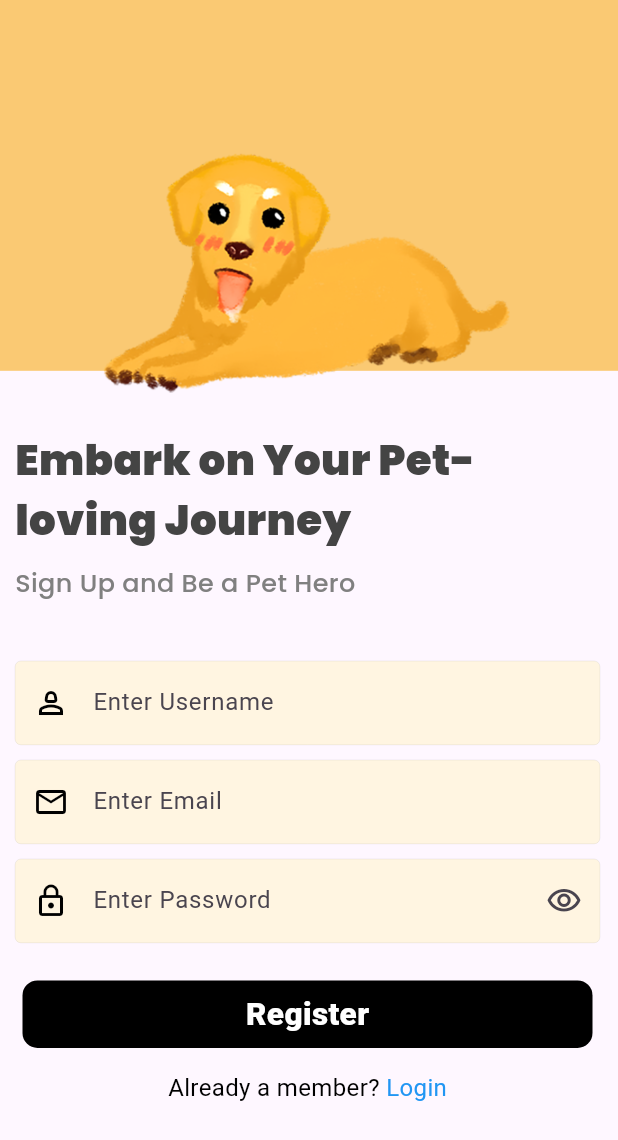
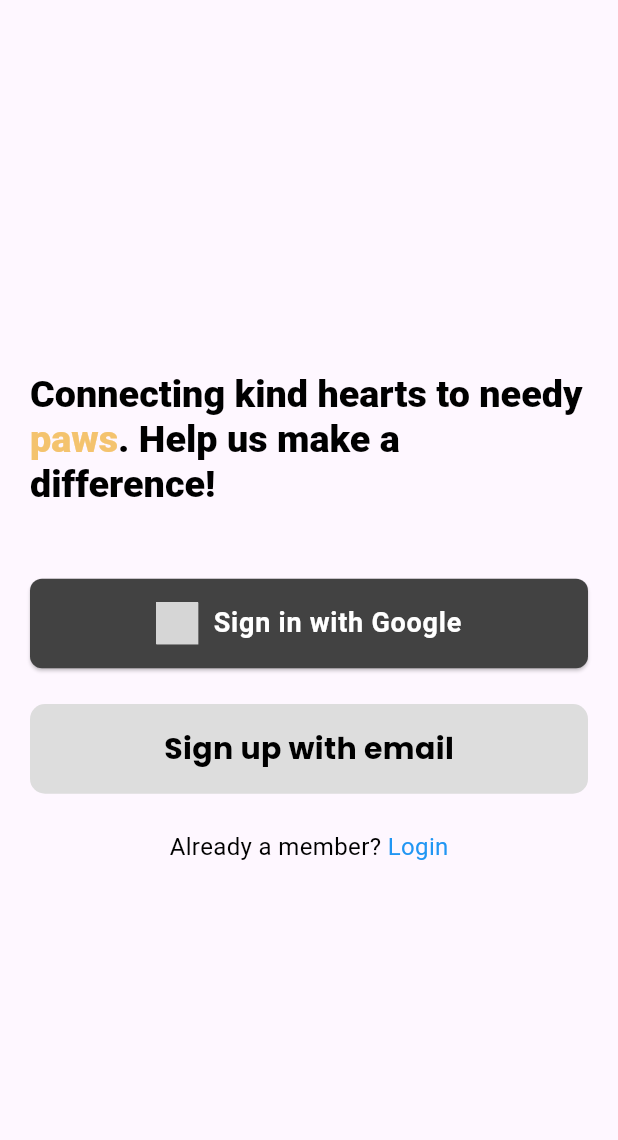
Before and after one commit to Ali-Azhar128/PawsitiveProject, a Flutter app: the screen it shows after launch, on a phone screen of 412 x 824 dp. Shown: the top 1140 px of the screen. Run offline on Flutter 3.47's test engine with Material 3 defaults, Android fonts, the light colour scheme and no system bars; our stand-ins replace auth_buttons, cloud_firestore, firebase_auth, firebase_core, firebase_storage, flutter_dotenv and 9 more; missing offline and left inert: flutter_stripe; accounts and stored records are empty; grey boxes are pictures that could not be loaded.

Commit message:
Added google sign in and sign out options

```diff
--- /dev/null
+++ b/lib/Pages/AuthenticationPages/WelcomeScreen.dart
@@ -0,0 +1,182 @@
+import 'package:firebase_auth/firebase_auth.dart';
+import 'package:firebase_core/firebase_core.dart';
+import 'package:flutter/gestures.dart';
+import 'package:flutter/material.dart';
+import 'package:flutter_screenutil/flutter_screenutil.dart';
+import 'package:get/get.dart';
+import 'package:google_fonts/google_fonts.dart';
+import 'package:google_sign_in/google_sign_in.dart';
+import 'package:pawsitive1/Pages/AuthenticationPages/signinPage.dart';
+import 'package:auth_buttons/auth_buttons.dart';
+import 'package:pawsitive1/Pages/AuthenticationPages/signupPage.dart';
+import 'package:pawsitive1/Widgets/BottomNav.dart';
+
+class WelcomeScreen extends StatefulWidget {
+  @override
+  State<WelcomeScreen> createState() => _WelcomeScreenState();
+}
+
+class _WelcomeScreenState extends State<WelcomeScreen> {
+  FirebaseAuth _auth = FirebaseAuth.instance;
+  User? _user;
+
+  @override
+  void initState() {
+    super.initState();
+    _auth.authStateChanges().listen((event) {
+      setState(() {
+        _user = event;
+      });
+      if (_user != null) {
+        print(_user!.displayName);
+        Get.offAll(() => BottomNav());
+      }
+    });
+  }
+
+  Future<void> handleGoogleSignin() async {
+    try {
+      final GoogleSignInAccount? googleUser = await GoogleSignIn().signIn();
+      if (googleUser == null) {
+        print('Google Sign-in cancelled by user');
+        return; // Early return if user cancels the Google sign-in
+      }
+      final GoogleSignInAuthentication? googleAuth =
+          await googleUser?.authentication;
+
+      final credential = GoogleAuthProvider.credential(
+        accessToken: googleAuth?.accessToken,
+        idToken: googleAuth?.idToken,
+      );
+      print('error');
+
+      await _auth.signInWithCredential(credential);
+    } catch (e) {
+      print(e);
+      Get.snackbar(
+        "Sign In Failed",
+        "Failed to sign in with Google: ${e.toString()}",
+        snackPosition: SnackPosition.BOTTOM,
+        backgroundColor: Colors.red,
+        colorText: Colors.white,
+      );
+    }
+  }
+
+  @override
+  Widget build(BuildContext context) {
+    ScreenUtil.init(context);
+    return Scaffold(
+      body: SafeArea(
+        child: Padding(
+          padding: EdgeInsets.symmetric(horizontal: 20),
+          child: Column(
+            mainAxisAlignment: MainAxisAlignment.center,
+            children: [
+              RichText(
+                text: TextSpan(
+                  style: GoogleFonts.poppins(
+                    fontSize: 22.sp,
+                    fontWeight: FontWeight.w600,
+                    color: Colors.black,
+                    // Default text color for all spans
+                  ),
+                  children: <TextSpan>[
+                    TextSpan(
+                        text: 'Connecting kind hearts to needy ',
+                        style: TextStyle(
+                            fontWeight: FontWeight.w900, fontSize: 22.sp)),
+                    TextSpan(
+                      text: 'paws',
+
+                      style: TextStyle(
+                          fontWeight: FontWeight.w900,
+                          fontSize: 22.sp,
+                          color: Color.fromARGB(
+                              255, 244, 195, 110)), // Specific style for "paws"
+                    ),
+                    TextSpan(
+                        text: '. Help us make a difference!',
+                        style: TextStyle(
+                            fontWeight: FontWeight.w900, fontSize: 22.sp)),
+                  ],
+                ),
+              ),
+              SizedBox(
+                height: 40.h,
+              ),
+              GoogleAuthButton(
+                darkMode: true,
+                onPressed: () {
+                  handleGoogleSignin();
+                },
+                style: AuthButtonStyle(
+                  width: double.infinity,
+                  height: 50.h,
+                ),
+              ),
+              SizedBox(
+                height: 20.h,
+              ),
+              GestureDetector(
+                onTap: () {
+                  // Handle the button tap here
+                  Get.to(() => signupPage());
+                },
+                child: Container(
+                  alignment: Alignment.center,
+                  width: double
+                      .infinity, // Make the container fill the width of its parent
+                  height: 50.h, // Set the height of the container
+                  decoration: BoxDecoration(
+                    color: Color.fromARGB(
+                        255, 221, 221, 221), // Background color of the button
+                    borderRadius: BorderRadius.circular(10), // Rounded corners
+                  ),
+                  child: Text(
+                    'Sign up with email',
+                    style: GoogleFonts.poppins(
+                        textStyle: TextStyle(
+                      color: Colors.black, // Text color
+                      fontWeight: FontWeight.bold, // Bold text
+                      fontSize: 20, // Font size
+                    )),
+                  ),
+                ),
+              ),
+              SizedBox(
+                height: 20.h,
+              ),
+              Text.rich(
+                TextSpan(
+                  children: [
+                    TextSpan(
+                      text: 'Already a member? ',
+                      style: TextStyle(
+                        color:
+                            Colors.black, // Color for the text before "Login"
+                        fontSize: 16, // Set your desired font size
+                      ),
+                    ),
+                    TextSpan(
+                      recognizer: TapGestureRecognizer()
+                        ..onTap = () {
+                          Get.to(() => signinPage());
+                        },
+                      text: 'Login',
+                      style: TextStyle(
+                        color: Colors.blue, // Color for "Login"
+                        fontSize: 16, // Set your desired font size
+                        // Add more styling here if needed
+                      ),
+                    ),
+                  ],
+                ),
+              )
+            ],
+          ),
+        ),
+      ),
+    );
+  }
+}
--- a/lib/Pages/AuthenticationPages/signinPage.dart
+++ b/lib/Pages/AuthenticationPages/signinPage.dart
@@ -1,3 +1,4 @@
+import 'package:cloud_firestore/cloud_firestore.dart';
 import 'package:firebase_auth/firebase_auth.dart';
 import 'package:flutter/gestures.dart';
 import 'package:flutter/material.dart';
@@ -23,6 +24,7 @@ class signinPage extends StatelessWidget {
 
   @override
   Widget build(BuildContext context) {
+    FirebaseFirestore firebaseFirestore = FirebaseFirestore.instance;
     signupFieldController inputFieldController =
         Get.find<signupFieldController>();
 
--- a/lib/Pages/AuthenticationPages/signupPage.dart
+++ b/lib/Pages/AuthenticationPages/signupPage.dart
@@ -1,9 +1,11 @@
 import 'package:firebase_auth/firebase_auth.dart';
 import 'package:flutter/gestures.dart';
 import 'package:flutter/material.dart';
+import 'package:flutter_screenutil/flutter_screenutil.dart';
 import 'package:get/get.dart';
 import 'package:get/get_state_manager/get_state_manager.dart';
 import 'package:get/instance_manager.dart';
+import 'package:google_sign_in/google_sign_in.dart';
 import 'package:pawsitive1/Controllers/getxControllers/hideIconController.dart';
 import 'package:pawsitive1/Controllers/getxControllers/iconColorController.dart';
 import 'package:google_fonts/google_fonts.dart';
@@ -17,6 +19,26 @@ class signupPage extends StatelessWidget {
 
   @override
   Widget build(BuildContext context) {
+    ScreenUtil.init(context);
+    Future<dynamic> signInWithGoogle() async {
+      try {
+        final GoogleSignInAccount? googleUser = await GoogleSignIn().signIn();
+
+        final GoogleSignInAuthentication? googleAuth =
+            await googleUser?.authentication;
+
+        final credential = GoogleAuthProvider.credential(
+          accessToken: googleAuth?.accessToken,
+          idToken: googleAuth?.idToken,
+        );
+
+        return await FirebaseAuth.instance.signInWithCredential(credential);
+      } on Exception catch (e) {
+        // TODO
+        print('exception->$e');
+      }
+    }
+
     signupFieldController inputFieldController =
         Get.find<signupFieldController>();
 
@@ -109,11 +131,11 @@ class signupPage extends StatelessWidget {
           ),
           Container(
             color: Color.fromARGB(255, 250, 201, 115),
-            height: MediaQuery.of(context).size.height * 0.3,
+            height: (MediaQuery.of(context).size.height * 0.15).h,
             width: double.infinity,
           ),
           Positioned(
-            bottom: MediaQuery.of(context).size.height * 0.57,
+            bottom: (MediaQuery.of(context).size.height * 0.5).h,
             left: 0,
             right: 0,
             child: Image(
@@ -122,7 +144,7 @@ class signupPage extends StatelessWidget {
             ),
           ),
           Positioned(
-            bottom: MediaQuery.of(context).size.height * 0.1,
+            bottom: MediaQuery.of(context).size.height * 0.26,
             left: 0,
             right: 0,
             child: Padding(
@@ -135,12 +157,12 @@ class signupPage extends StatelessWidget {
                       width: double.infinity,
                     ),
                     Padding(
-                      padding: const EdgeInsets.fromLTRB(0, 0, 0, 10),
+                      padding: EdgeInsets.fromLTRB(0, 0, 0, 10).h,
                       child: Text(
                         "Embark on Your Pet-loving Journey",
                         style: GoogleFonts.poppins(
                           textStyle: TextStyle(
-                              fontSize: 28, // Set the font size
+                              fontSize: 21.sp, // Set the font size
                               fontWeight: FontWeight.w900, // Make the text bold
                               color: Color.fromARGB(255, 68, 68,
                                   68) // Set your desired text color
@@ -149,12 +171,12 @@ class signupPage extends StatelessWidget {
                       ),
                     ),
                     Padding(
-                      padding: const EdgeInsets.fromLTRB(0, 0, 0, 40),
+                      padding: const EdgeInsets.fromLTRB(0, 0, 0, 20).h,
                       child: Text(
                         "Sign Up and Be a Pet Hero",
                         style: GoogleFonts.poppins(
                             fontWeight: FontWeight.w500,
-                            fontSize: 17, // Set the font size
+                            fontSize: 15.sp, // Set the font size
                             // Make the text bold
                             color: Color.fromARGB(255, 128, 128,
                                 128) // Set your desired text color
--- a/lib/main.dart
+++ b/lib/main.dart
@@ -1,6 +1,7 @@
 import 'package:firebase_core/firebase_core.dart';
 import 'package:flutter/material.dart';
 import 'package:flutter_dotenv/flutter_dotenv.dart';
+import 'package:flutter_screenutil/flutter_screenutil.dart';
 import 'package:flutter_stripe/flutter_stripe.dart';
 import 'package:get/get.dart';
 import 'package:pawsitive1/Controllers/getxControllers/hideIconController.dart';
@@ -8,6 +9,7 @@ import 'package:pawsitive1/Controllers/getxControllers/iconColorController.dart'
 import 'package:pawsitive1/Controllers/getxControllers/loginButtonController.dart';
 import 'package:pawsitive1/Controllers/getxControllers/signupFieldController.dart';
 import 'package:pawsitive1/Pages/AuthenticationPages/signupPage.dart';
+import 'package:pawsitive1/Pages/AuthenticationPages/WelcomeScreen.dart';
 import 'package:pawsitive1/firebase_options.dart';
 
 Future<void> main() async {
@@ -19,6 +21,7 @@ Future<void> main() async {
   Stripe.publishableKey = dotenv.env["STRIPE_PUBLISH_KEY"]!;
   Stripe.merchantIdentifier = "Test Merchant";
   await Stripe.instance.applySettings();
+  await ScreenUtil.ensureScreenSize();
   runApp(const MyApp());
 }
 
@@ -40,6 +43,6 @@ class MyApp extends StatelessWidget {
         theme: ThemeData(
           useMaterial3: true,
         ),
-        home: signupPage());
+        home: WelcomeScreen());
   }
 }
--- a/pubspec.yaml
+++ b/pubspec.yaml
@@ -49,6 +49,10 @@ dependencies:
   google_maps_flutter: ^2.5.3
   geocoding: ^3.0.0
   geolocator: ^11.0.0
+  google_sign_in: ^6.1.6
+  auth_buttons: ^1.0.1+4
+  flutter_screenutil: ^5.9.0
+  easy_sidemenu: ^0.6.0
 
 dev_dependencies:
   flutter_test:
```
Also changed, not shown: lib/Main Screen/MainScreen.dart (+99 -151 lines), pubspec.lock, 7 other files.
